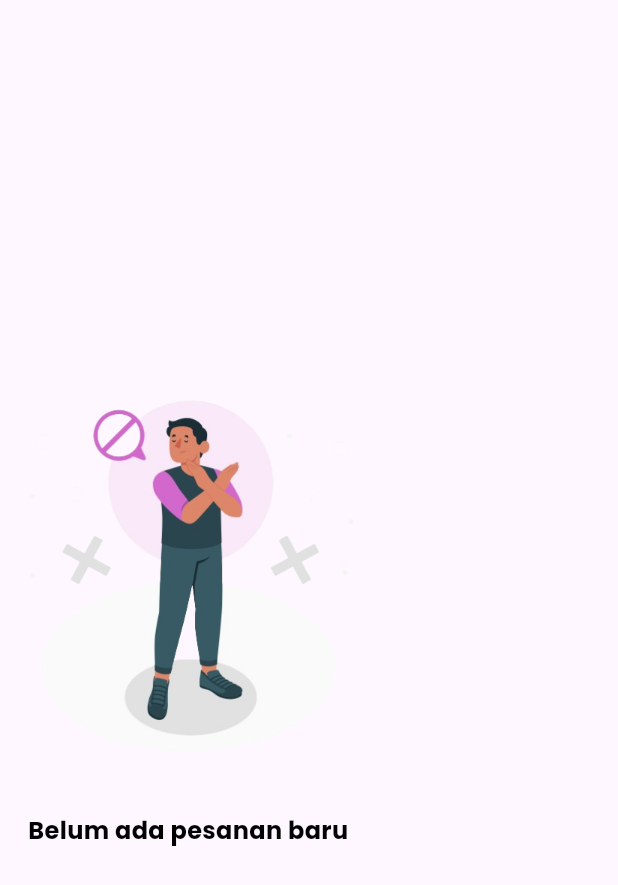
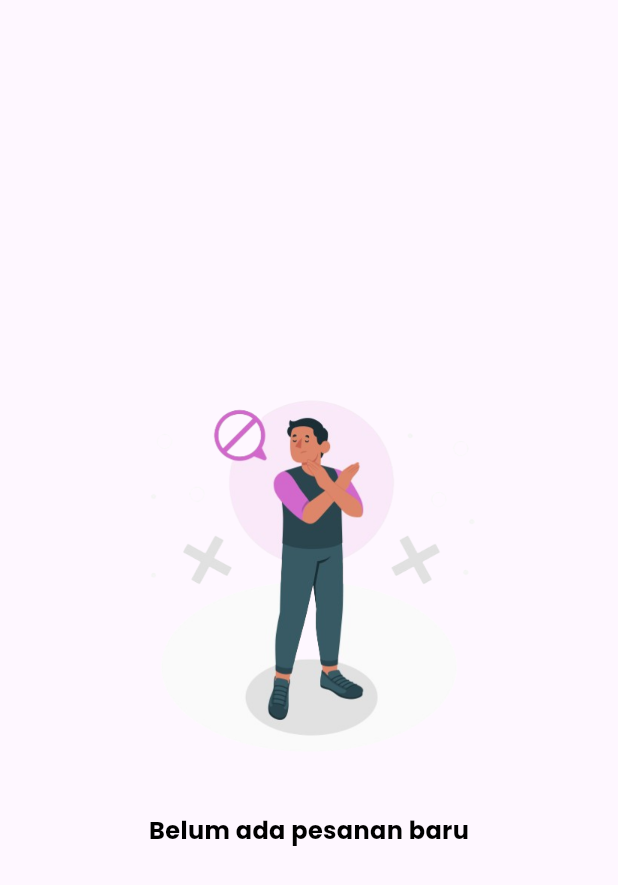
Before and after one commit to Antria-id/antria-mitra-mobile, a Flutter app: the WaitingListWidget widget shown alone on an empty page, opened directly with empty values, on a phone screen of 412 x 824 dp. Shown: the top 885 px of the screen. Run offline on Flutter 3.47's test engine with Material 3 defaults, Android fonts, the phone set to English and light mode, and no system bars; our stand-ins replace dartz, dio, equatable, flutter_bloc, flutter_dotenv, flutter_expandable_fab and 9 more; missing offline and left inert: day_picker, flutter_timer_countdown; accounts and stored records are empty.

Commit message:
update empty widget in pending list widget

```diff
--- a/lib/src/features/antrian/presentation/widgets/pending/pending_list_widget.dart
+++ b/lib/src/features/antrian/presentation/widgets/pending/pending_list_widget.dart
@@ -14,8 +14,10 @@ class WaitingListWidget extends StatelessWidget {
         .where((antrianList) => antrianList.antrian!.orderstatus == 'WAITING')
         .toList();
     if (filteredList.isEmpty) {
-      return const EmptyAntrianWidget(
-        text: 'Belum ada pesanan baru',
+      return const Center(
+        child: EmptyAntrianWidget(
+          text: 'Belum ada pesanan baru',
+        ),
       );
     }
     return Padding(
```
